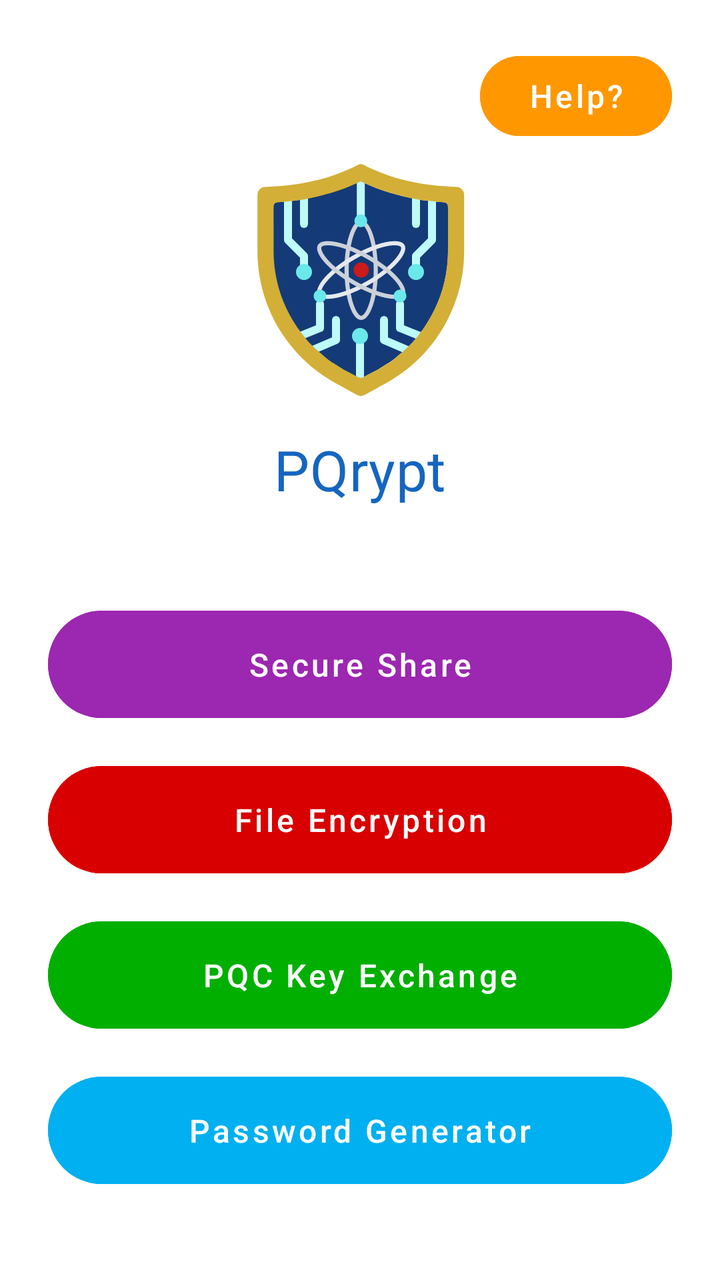
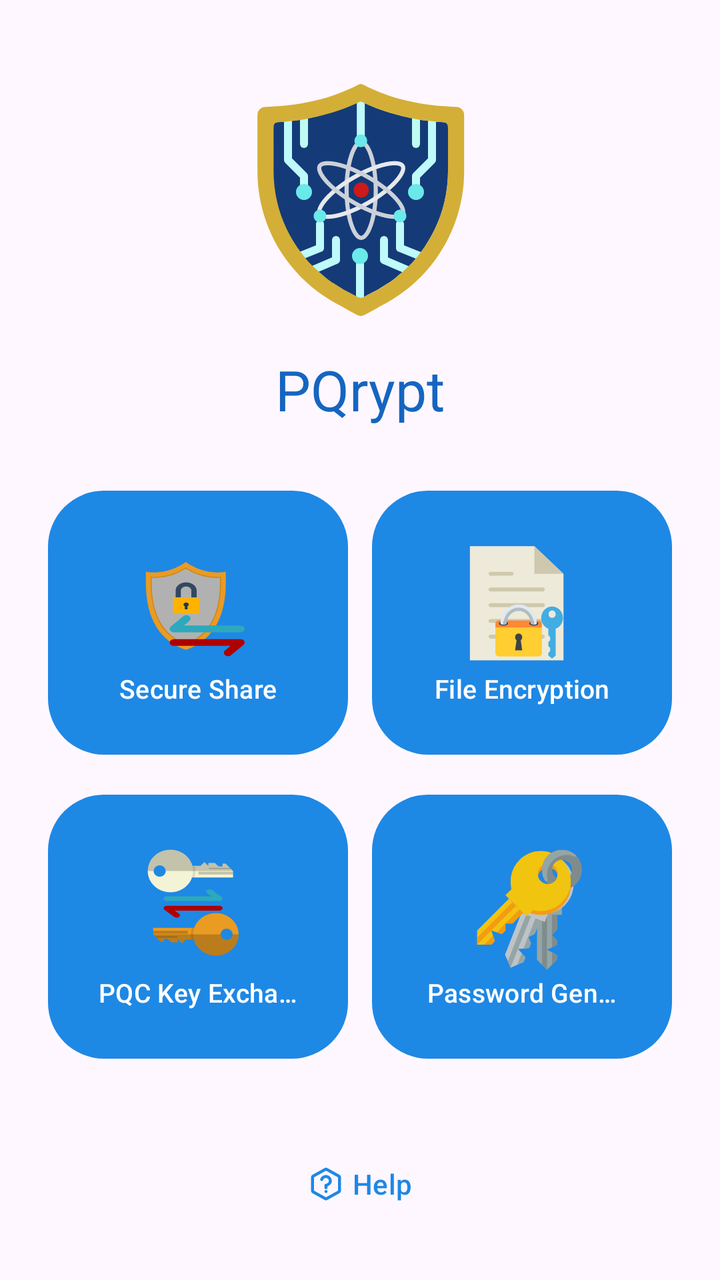

Two renders of the same Android screen: before a commit and after it. Below are the layout's source before the change and the commit's diff.
<!-- AndroidManifest.xml: application theme Theme.PQrypt -->
<!-- res/layout/activity_main.xml -->
<?xml version="1.0" encoding="utf-8"?>
<ScrollView
    xmlns:android="http://schemas.android.com/apk/res/android"
    xmlns:app="http://schemas.android.com/apk/res-auto"
    xmlns:tools="http://schemas.android.com/tools"
    android:layout_width="match_parent"
    android:layout_height="match_parent"
    tools:context=".MainActivity">

    <LinearLayout
        android:layout_width="match_parent"
        android:layout_height="wrap_content"
        android:orientation="vertical"
        android:padding="24dp"
        android:gravity="center"
        android:background="?android:attr/colorBackground">

    <Button
        android:id="@+id/btn_help"
        style="@style/Widget.Material3.Button"
        android:layout_width="wrap_content"
        android:layout_height="wrap_content"
        android:layout_gravity="end"
        android:layout_marginBottom="8dp"
        android:backgroundTint="#FF9800"
        android:text="Help?"
        android:textAppearance="@style/TextAppearance.PQrypt.Button"
        android:textColor="@android:color/white" />

    
    <ImageView
        android:layout_width="120dp"
        android:layout_height="120dp"
        android:layout_marginBottom="16dp"
        android:src="@drawable/logo"
        android:contentDescription="PQrypt Logo" />

    <TextView
        android:layout_width="wrap_content"
        android:layout_height="wrap_content"
        android:text="PQrypt"
        android:textAppearance="@style/TextAppearance.PQrypt.Headline"
        android:layout_marginBottom="48dp" />

    <Button
        android:id="@+id/btn_secure_share"
        android:layout_width="match_parent"
        android:layout_height="wrap_content"
        android:text="Secure Share"
        android:textAppearance="@style/TextAppearance.PQrypt.Button"
        android:padding="16dp"
        android:layout_marginBottom="16dp"
        style="@style/Widget.Material3.Button"
        android:backgroundTint="#9C27B0"
        android:textColor="@android:color/white" />

    <Button
        android:id="@+id/btn_file_encryption"
        android:layout_width="match_parent"
        android:layout_height="wrap_content"
        android:text="File Encryption"
        android:textAppearance="@style/TextAppearance.PQrypt.Button"
        android:padding="16dp"
        android:layout_marginBottom="16dp"
        style="@style/Widget.Material3.Button"
        android:backgroundTint="#D80000"
        android:textColor="@android:color/white" />

    <Button
        android:id="@+id/btn_pqc_key_exchange"
        android:layout_width="match_parent"
        android:layout_height="wrap_content"
        android:text="PQC Key Exchange"
        android:textAppearance="@style/TextAppearance.PQrypt.Button"
        android:padding="16dp"
        android:layout_marginBottom="16dp"
        style="@style/Widget.Material3.Button"
        android:backgroundTint="#00AF00"
        android:textColor="@android:color/white" />

    <Button
        android:id="@+id/btn_password_vault"
        android:layout_width="match_parent"
        android:layout_height="wrap_content"
        android:text="Password Generator"
        android:textAppearance="@style/TextAppearance.PQrypt.Button"
        android:padding="16dp"
        style="@style/Widget.Material3.Button"
        android:backgroundTint="#00B0F0"
        android:textColor="@android:color/white" />

    </LinearLayout>

</ScrollView>
<!-- resources referenced by this layout -->
<resources>
  <!-- drawable logo: vector/xml drawable (drawable, 9996 chars, omitted) -->
  <style name="TextAppearance.PQrypt.Button" parent="TextAppearance.MaterialComponents.Button">
          <item name="android:fontFamily">sans-serif-medium</item>
          <item name="android:textSize">16sp</item>
          <item name="android:textAllCaps">false</item>
      </style>
  <style name="TextAppearance.PQrypt.Headline" parent="TextAppearance.MaterialComponents.Headline4">
          <item name="android:fontFamily">sans-serif-medium</item>
          <item name="android:textSize">28sp</item>
          <item name="android:textColor">@color/blue_primary_dark</item>
      </style>
  <style name="Theme.PQrypt" parent="Theme.MaterialComponents.DayNight.NoActionBar">
          
          <item name="colorPrimary">@color/blue_primary</item>
          <item name="colorPrimaryVariant">@color/blue_primary_dark</item>
          <item name="colorOnPrimary">@color/white</item>
          
          <item name="colorSecondary">@color/teal_200</item>
          <item name="colorSecondaryVariant">@color/teal_700</item>
          <item name="colorOnSecondary">@color/black</item>
          
          <item name="android:statusBarColor">@android:color/transparent</item>
          <item name="android:windowLightStatusBar">true</item>
          
      </style>
  <color name="blue_primary_dark">#1565C0</color>
  <color name="blue_primary">#1E88E5</color>
  <color name="white">#FFFFFFFF</color>
  <color name="teal_200">#FF03DAC5</color>
  <color name="teal_700">#FF018786</color>
  <color name="black">#FF000000</color>
</resources>

<!-- the commit's change to res/layout/activity_main.xml (unified diff, before → after) -->
@@ -5,89 +5,144 @@
     xmlns:tools="http://schemas.android.com/tools"
     android:layout_width="match_parent"
     android:layout_height="match_parent"
+    android:fillViewport="true"
     tools:context=".MainActivity">
 
     <LinearLayout
         android:layout_width="match_parent"
-        android:layout_height="wrap_content"
+        android:layout_height="match_parent"
         android:orientation="vertical"
         android:padding="24dp"
-        android:gravity="center"
+        android:gravity="center_horizontal"
         android:background="?android:attr/colorBackground">
 
-    <Button
-        android:id="@+id/btn_help"
-        style="@style/Widget.Material3.Button"
-        android:layout_width="wrap_content"
-        android:layout_height="wrap_content"
-        android:layout_gravity="end"
-        android:layout_marginBottom="8dp"
-        android:backgroundTint="#FF9800"
-        android:text="Help?"
-        android:textAppearance="@style/TextAppearance.PQrypt.Button"
-        android:textColor="@android:color/white" />
+        
+        <ImageView
+            android:layout_width="120dp"
+            android:layout_height="120dp"
+            android:layout_marginTop="16dp"
+            android:layout_marginBottom="16dp"
+            android:contentDescription="PQrypt Logo"
+            android:src="@drawable/logo" />
 
-    
-    <ImageView
-        android:layout_width="120dp"
-        android:layout_height="120dp"
-        android:layout_marginBottom="16dp"
-        android:src="@drawable/logo"
-        android:contentDescription="PQrypt Logo" />
+        <TextView
+            android:layout_width="wrap_content"
+            android:layout_height="wrap_content"
+            android:layout_marginBottom="28dp"
+            android:text="PQrypt"
+            android:textAppearance="@style/TextAppearance.PQrypt.Headline" />
 
-    <TextView
-        android:layout_width="wrap_content"
-        android:layout_height="wrap_content"
-        android:text="PQrypt"
-        android:textAppearance="@style/TextAppearance.PQrypt.Headline"
-        android:layout_marginBottom="48dp" />
+        <LinearLayout
+            android:layout_width="match_parent"
+            android:layout_height="wrap_content"
+            android:layout_marginBottom="12dp"
+            android:orientation="horizontal">
 
-    <Button
-        android:id="@+id/btn_secure_share"
-        android:layout_width="match_parent"
-        android:layout_height="wrap_content"
-        android:text="Secure Share"
-        android:textAppearance="@style/TextAppearance.PQrypt.Button"
-        android:padding="16dp"
-        android:layout_marginBottom="16dp"
-        style="@style/Widget.Material3.Button"
-        android:backgroundTint="#9C27B0"
-        android:textColor="@android:color/white" />
+            <com.google.android.material.button.MaterialButton
+                android:id="@+id/btn_secure_share"
+                style="@style/Widget.Material3.Button"
+                android:layout_width="0dp"
+                android:layout_height="140dp"
+                android:layout_marginEnd="12dp"
+                android:layout_weight="1"
+                android:ellipsize="end"
+                android:maxLines="1"
+                android:text="Secure Share"
+                android:textSize="13sp"
+                android:textAppearance="@style/TextAppearance.PQrypt.Button"
+                android:textColor="?attr/colorOnPrimary"
+                app:backgroundTint="?attr/colorPrimary"
+                app:cornerRadius="28dp"
+                app:icon="@drawable/ic_secure_share"
+                app:iconTint="@null"
+                app:iconGravity="textTop"
+                app:iconPadding="6dp"
+                app:iconSize="60dp" />
 
-    <Button
-        android:id="@+id/btn_file_encryption"
-        android:layout_width="match_parent"
-        android:layout_height="wrap_content"
-        android:text="File Encryption"
-        android:textAppearance="@style/TextAppearance.PQrypt.Button"
-        android:padding="16dp"
-        android:layout_marginBottom="16dp"
-        style="@style/Widget.Material3.Button"
-        android:backgroundTint="#D80000"
-        android:textColor="@android:color/white" />
+            <com.google.android.material.button.MaterialButton
+                android:id="@+id/btn_file_encryption"
+                style="@style/Widget.Material3.Button"
+                android:layout_width="0dp"
+                android:layout_height="140dp"
+                android:layout_weight="1"
+                android:ellipsize="end"
+                android:maxLines="1"
+                android:text="File Encryption"
+                android:textSize="13sp"
+                android:textAppearance="@style/TextAppearance.PQrypt.Button"
+                android:textColor="?attr/colorOnPrimary"
+                app:backgroundTint="?attr/colorPrimary"
+                app:cornerRadius="28dp"
+                app:icon="@drawable/ic_file_encryption"
+                app:iconTint="@null"
+                app:iconGravity="textTop"
+                app:iconPadding="6dp"
+                app:iconSize="60dp" />
 
-    <Button
-        android:id="@+id/btn_pqc_key_exchange"
-        android:layout_width="match_parent"
-        android:layout_height="wrap_content"
-        android:text="PQC Key Exchange"
-        android:textAppearance="@style/TextAppearance.PQrypt.Button"
-        android:padding="16dp"
-        android:layout_marginBottom="16dp"
-        style="@style/Widget.Material3.Button"
-        android:backgroundTint="#00AF00"
-        android:textColor="@android:color/white" />
+        </LinearLayout>
 
-    <Button
-        android:id="@+id/btn_password_vault"
-        android:layout_width="match_parent"
-        android:layout_height="wrap_content"
-        android:text="Password Generator"
-        android:textAppearance="@style/TextAppearance.PQrypt.Button"
-        android:padding="16dp"
-        style="@style/Widget.Material3.Button"
-        android:backgroundTint="#00B0F0"
-        android:textColor="@android:color/white" />
+        <LinearLayout
+            android:layout_width="match_parent"
+            android:layout_height="wrap_content"
+            android:orientation="horizontal">
+
+            <com.google.android.material.button.MaterialButton
+                android:id="@+id/btn_pqc_key_exchange"
+                style="@style/Widget.Material3.Button"
+                android:layout_width="0dp"
+                android:layout_height="140dp"
+                android:layout_marginEnd="12dp"
+                android:layout_weight="1"
+                android:ellipsize="end"
+                android:maxLines="1"
+                android:text="PQC Key Exchange"
+                android:textSize="13sp"
+                android:textAppearance="@style/TextAppearance.PQrypt.Button"
+                android:textColor="?attr/colorOnPrimary"
+                app:backgroundTint="?attr/colorPrimary"
+                app:cornerRadius="28dp"
+                app:icon="@drawable/ic_pqc_key_exchange"
+                app:iconTint="@null"
+                app:iconGravity="textTop"
+                app:iconPadding="6dp"
+                app:iconSize="60dp" />
+
+            <com.google.android.material.button.MaterialButton
+                android:id="@+id/btn_password_vault"
+                style="@style/Widget.Material3.Button"
+                android:layout_width="0dp"
+                android:layout_height="140dp"
+                android:layout_weight="1"
+                android:ellipsize="end"
+                android:maxLines="1"
+                android:text="Password Generator"
+                android:textSize="13sp"
+                android:textAppearance="@style/TextAppearance.PQrypt.Button"
+                android:textColor="?attr/colorOnPrimary"
+                app:backgroundTint="?attr/colorPrimary"
+                app:cornerRadius="28dp"
+                app:icon="@drawable/ic_password_generator"
+                app:iconTint="@null"
+                app:iconGravity="textTop"
+                app:iconPadding="6dp"
+                app:iconSize="60dp" />
+
+        </LinearLayout>
+
+        <Space
+            android:layout_width="match_parent"
+            android:layout_height="0dp"
+            android:layout_weight="1" />
+
+        <com.google.android.material.button.MaterialButton
+            android:id="@+id/btn_help"
+            style="@style/Widget.Material3.Button.TextButton"
+            android:layout_width="wrap_content"
+            android:layout_height="wrap_content"
+            android:layout_gravity="center_horizontal"
+            android:text="Help"
+            app:icon="@drawable/ic_help"
+            app:iconGravity="textStart" />
 
     </LinearLayout>
 
<!-- resource entries referenced after the edit -->
@@ -1,17 +1,41 @@
 <!-- resources referenced by this layout -->
 <resources>
+  <!-- drawable ic_file_encryption: vector/xml drawable (drawable, 4061 chars, omitted) -->
+  <!-- drawable ic_help (drawable) -->
+  <vector xmlns:android="http://schemas.android.com/apk/res/android"
+      android:width="800dp"
+      android:height="800dp"
+      android:viewportWidth="24"
+      android:viewportHeight="24">
+    <path
+        android:pathData="M9.09,9C9.325,8.332 9.789,7.768 10.4,7.409C11.011,7.05 11.729,6.919 12.427,7.039C13.125,7.159 13.759,7.522 14.215,8.064C14.671,8.606 14.921,9.292 14.92,10C14.92,12 11.92,13 11.92,13M12,17H12.01M3,7.942V16.059C3,16.401 3,16.573 3.05,16.725C3.095,16.861 3.168,16.985 3.265,17.089C3.374,17.208 3.523,17.291 3.823,17.457L11.223,21.568C11.507,21.726 11.648,21.805 11.799,21.836C11.932,21.863 12.068,21.863 12.201,21.836C12.352,21.805 12.493,21.726 12.777,21.568L20.177,17.457C20.477,17.291 20.626,17.208 20.735,17.089C20.832,16.985 20.905,16.861 20.949,16.725C21,16.573 21,16.401 21,16.059V7.942C21,7.599 21,7.428 20.949,7.275C20.905,7.14 20.832,7.016 20.735,6.911C20.626,6.792 20.477,6.709 20.177,6.543L12.777,2.432C12.493,2.274 12.352,2.195 12.201,2.165C12.068,2.137 11.932,2.137 11.799,2.165C11.648,2.195 11.507,2.274 11.223,2.432L3.823,6.543C3.523,6.709 3.374,6.792 3.265,6.911C3.168,7.016 3.095,7.14 3.05,7.275C3,7.428 3,7.599 3,7.942Z"
+        android:strokeLineJoin="round"
+        android:strokeWidth="2"
+        android:fillColor="#00000000"
+        android:strokeColor="#000000"
+        android:strokeLineCap="round"/>
+    <path
+        android:pathData="M12,13L12,14.5"
+        android:strokeWidth="2"
+        android:fillColor="#00000000"
+        android:strokeColor="#000000"
+        android:strokeLineCap="round"/>
+  </vector>
+  <!-- drawable ic_password_generator: vector/xml drawable (drawable, 4612 chars, omitted) -->
+  <!-- drawable ic_pqc_key_exchange: vector/xml drawable (drawable, 7464 chars, omitted) -->
+  <!-- drawable ic_secure_share: vector/xml drawable (drawable, 4213 chars, omitted) -->
   <!-- drawable logo: vector/xml drawable (drawable, 9996 chars, omitted) -->
-  <style name="TextAppearance.PQrypt.Button" parent="TextAppearance.MaterialComponents.Button">
+  <style name="TextAppearance.PQrypt.Button" parent="TextAppearance.Material3.LabelLarge">
           <item name="android:fontFamily">sans-serif-medium</item>
-          <item name="android:textSize">16sp</item>
+          <item name="android:textSize">14sp</item>
           <item name="android:textAllCaps">false</item>
       </style>
-  <style name="TextAppearance.PQrypt.Headline" parent="TextAppearance.MaterialComponents.Headline4">
+  <style name="TextAppearance.PQrypt.Headline" parent="TextAppearance.Material3.HeadlineLarge">
           <item name="android:fontFamily">sans-serif-medium</item>
           <item name="android:textSize">28sp</item>
           <item name="android:textColor">@color/blue_primary_dark</item>
       </style>
-  <style name="Theme.PQrypt" parent="Theme.MaterialComponents.DayNight.NoActionBar">
+  <style name="Theme.PQrypt" parent="Theme.Material3.DayNight.NoActionBar">
           
           <item name="colorPrimary">@color/blue_primary</item>
           <item name="colorPrimaryVariant">@color/blue_primary_dark</item>
